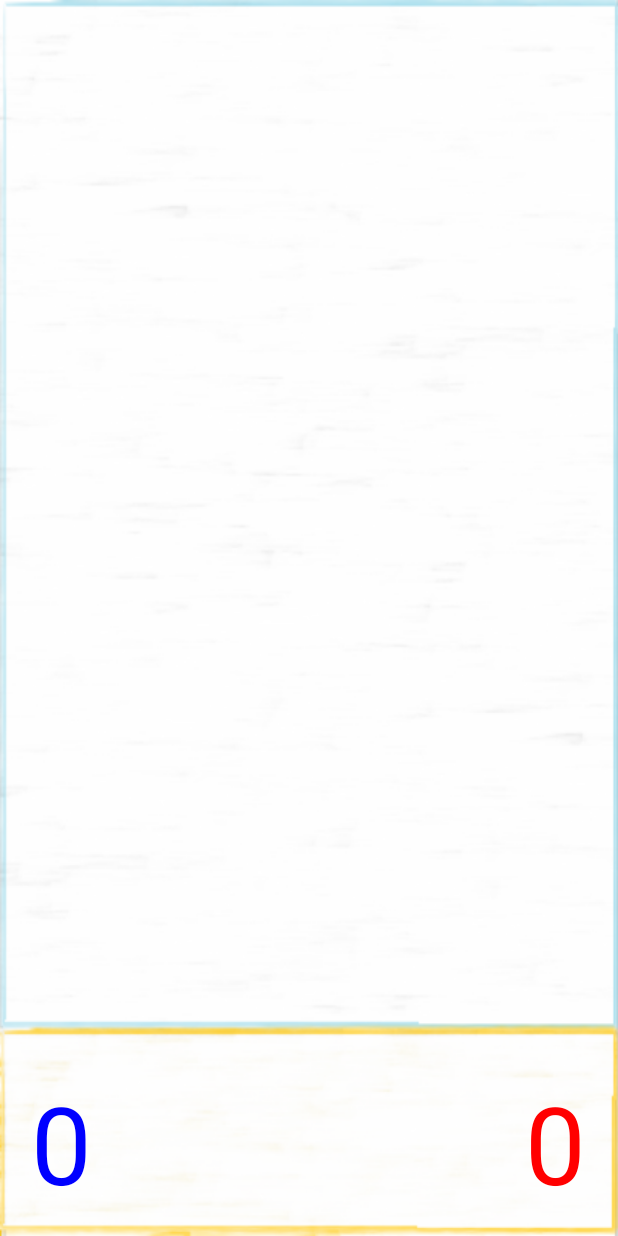
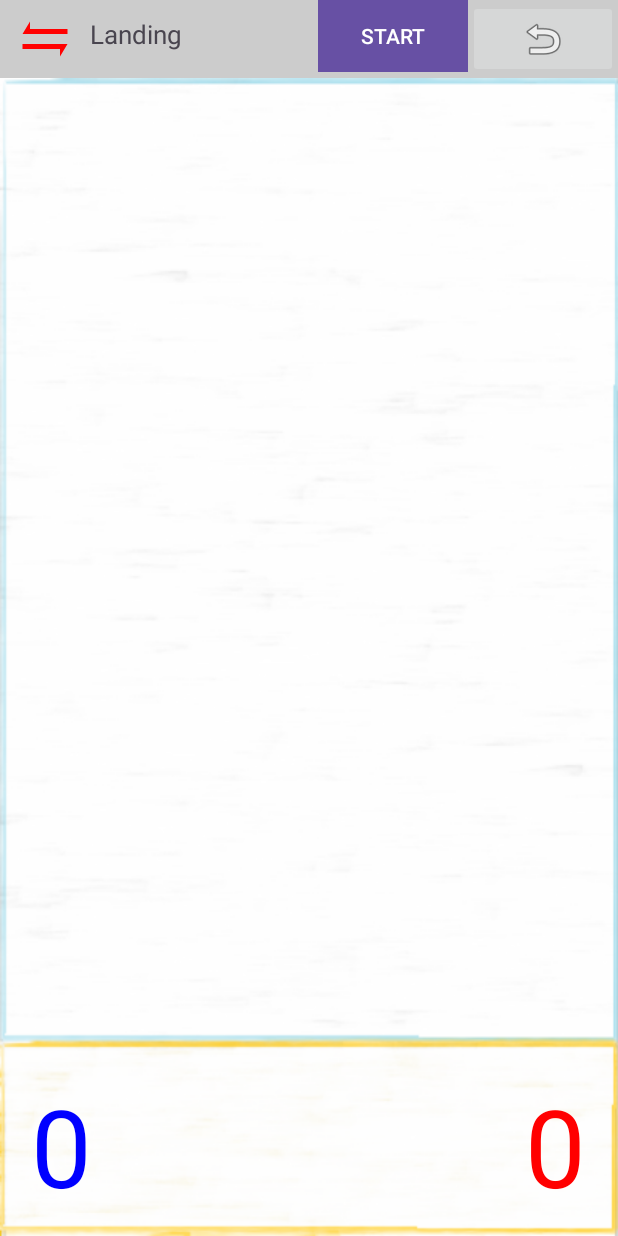
Before and after one commit to lamb0693/android_p2p_app, an Android app: the layout fragment_landing.xml on its own in the app's theme, with its tools: preview values and no code run, on a phone screen of 412 x 824 dp. Run offline under Robolectric (Android 15) with nearby library versions, the phone set to English and light mode, and no system bars.

Commit message:
connection made for landing

```diff
--- a/app/src/main/java/com/example/lamb0693/p2papp/fragment/BounceFragment.kt
+++ b/app/src/main/java/com/example/lamb0693/p2papp/fragment/BounceFragment.kt
@@ -463,7 +463,7 @@ class BounceFragment : Fragment(), ThreadMessageCallback {
         // asServer -> initServerSocket else connectToServerSocket
         if(mainActivity.asServer!!) {
             initServerSocket()  // accept()에서 block됨
-            mainActivity.sendMessageViaSession("INVITATION")
+            mainActivity.sendMessageViaSession("INVITATION:BOUNCE")
         }
         else connectToServerSocket()
 
--- a/app/src/main/res/layout/fragment_landing.xml
+++ b/app/src/main/res/layout/fragment_landing.xml
@@ -1,9 +1,11 @@
 <?xml version="1.0" encoding="utf-8"?>
-<FrameLayout xmlns:android="http://schemas.android.com/apk/res/android"
+<LinearLayout xmlns:android="http://schemas.android.com/apk/res/android"
+    xmlns:app="http://schemas.android.com/apk/res-auto"
     xmlns:tools="http://schemas.android.com/tools"
     android:layout_width="match_parent"
     android:layout_height="match_parent"
-    tools:context=".fragment.LandingFragment">
+    android:orientation="vertical"
+    tools:context=".fragment.BounceFragment" >
 
     <LinearLayout
         android:background="#cccccc"
@@ -48,5 +50,4 @@
         android:background="@color/design_default_color_primary"
         android:layout_width="match_parent"
         android:layout_height="wrap_content" />
-
-</FrameLayout>
+</LinearLayout>
```
Also changed, not shown: app/src/main/java/com/example/lamb0693/p2papp/MainActivity.kt (+22 -9 lines), app/src/main/java/com/example/lamb0693/p2papp/fragment/LandingFragment.kt (+15 -0 lines).
